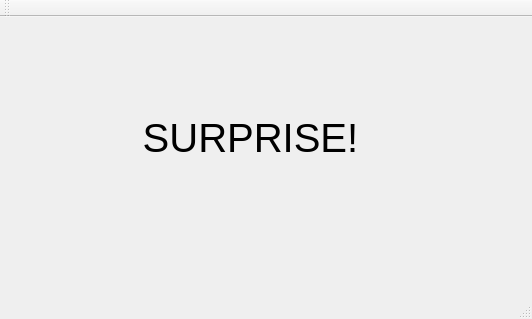
Before: the Qt Designer form client/mainwindow.ui in group93492/distributor, drawn with Qt 5.
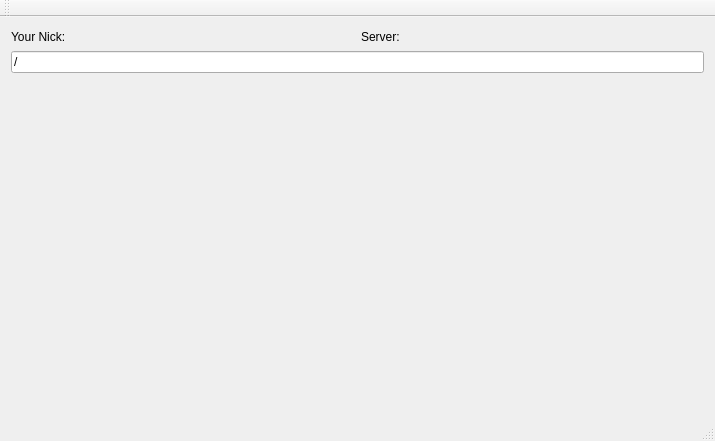
After: the same form once the commit is applied.

Commit message: Added prototype MainWindow UI

The edit to the form file:
```diff
--- a/client/mainwindow.ui
+++ b/client/mainwindow.ui
@@ -6,35 +6,54 @@
    <rect>
     <x>0</x>
     <y>0</y>
-    <width>532</width>
-    <height>319</height>
+    <width>715</width>
+    <height>441</height>
    </rect>
   </property>
   <property name="windowTitle">
    <string>MainWindow</string>
   </property>
   <widget class="QWidget" name="centralWidget">
-   <widget class="QLabel" name="label">
-    <property name="geometry">
-     <rect>
-      <x>100</x>
-      <y>70</y>
-      <width>301</width>
-      <height>101</height>
-     </rect>
-    </property>
-    <property name="font">
-     <font>
-      <pointsize>30</pointsize>
-     </font>
-    </property>
-    <property name="text">
-     <string>SURPRISE!</string>
-    </property>
-    <property name="alignment">
-     <set>Qt::AlignCenter</set>
-    </property>
-   </widget>
+   <layout class="QHBoxLayout" name="horizontalLayout">
+    <item>
+     <layout class="QVBoxLayout" name="verticalLayout" stretch="1,1,20">
+      <item>
+       <layout class="QHBoxLayout" name="infoLayout">
+        <property name="sizeConstraint">
+         <enum>QLayout::SetDefaultConstraint</enum>
+        </property>
+        <item>
+         <widget class="QLabel" name="nickLabel">
+          <property name="text">
+           <string>Your Nick:</string>
+          </property>
+         </widget>
+        </item>
+        <item>
+         <widget class="QLabel" name="serverLabel">
+          <property name="text">
+           <string>Server:</string>
+          </property>
+         </widget>
+        </item>
+       </layout>
+      </item>
+      <item>
+       <widget class="QLineEdit" name="pathLineEdit">
+        <property name="text">
+         <string>/</string>
+        </property>
+        <property name="readOnly">
+         <bool>true</bool>
+        </property>
+       </widget>
+      </item>
+      <item>
+       <layout class="QHBoxLayout" name="filesLayout"/>
+      </item>
+     </layout>
+    </item>
+   </layout>
   </widget>
   <widget class="QMenuBar" name="menuBar">
    <property name="geometry">
```
Left out of the diff: 2 changed lines with no effect on the pictures. The commit also changes 2 other files.
